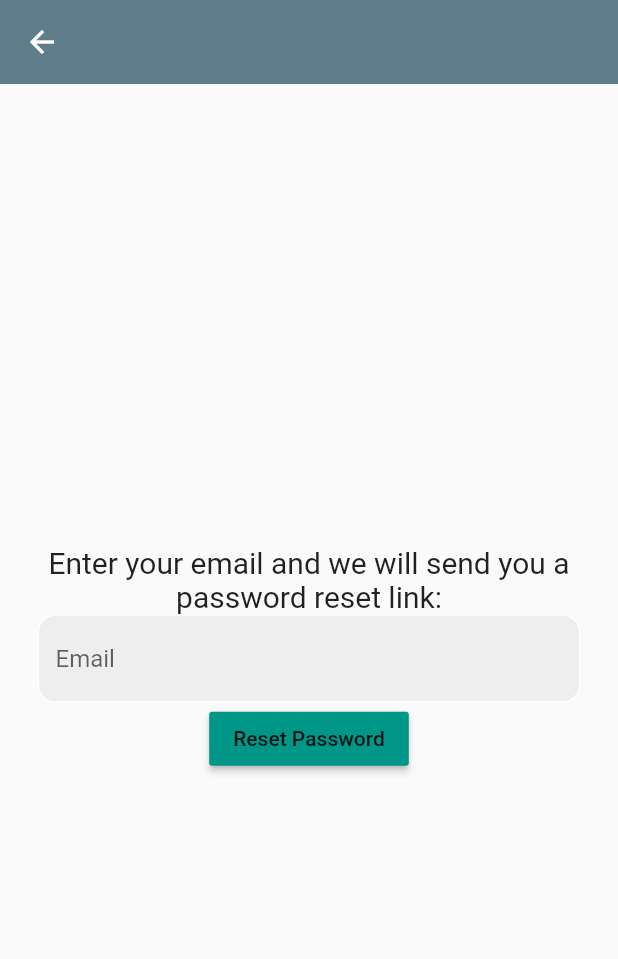
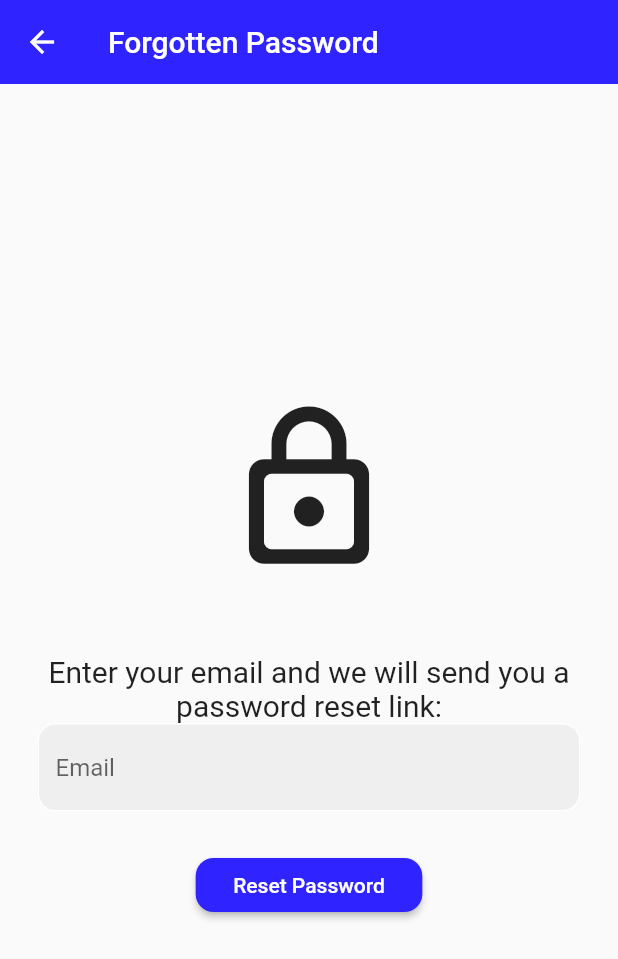
Before and after one commit to ofirmirkin/Athlete-Alert, a Flutter app: the ForgotPasswordPage screen opened directly, on a phone screen of 412 x 824 dp. Shown: the top 959 px of the screen. Run offline on Flutter 3.47's test engine with Material 2 defaults, Android fonts, the phone set to English and light mode, and no system bars; our stand-ins replace cloud_firestore, firebase_auth, firebase_core, firebase_database, geolocator, google_fonts and 1 more; missing offline and left inert: twilio_flutter; accounts and stored records are empty; network calls fail.

Commit message:
Update forgot-password.dart

```diff
--- a/lib/forgot-password.dart
+++ b/lib/forgot-password.dart
@@ -47,12 +47,19 @@ class _ForgotPasswordPageState extends State<ForgotPasswordPage> {
   Widget build(BuildContext context) {
     return Scaffold(
       appBar: AppBar(
-        backgroundColor: Colors.blueGrey,
+        backgroundColor: Color.fromRGBO(47, 36, 255, 1),
+        title: const Text('Forgotten Password'),
         elevation: 0,
       ),
+
       body: Column(
         mainAxisAlignment: MainAxisAlignment.center,
         children: [
+          Icon(
+                Icons.lock_outline_rounded ,
+                size: 120,
+              ),
+              SizedBox(height: 50),
           Text('Enter your email and we will send you a password reset link:',
           textAlign: TextAlign.center,
           style: TextStyle(fontSize:20)),
@@ -68,15 +75,24 @@ class _ForgotPasswordPageState extends State<ForgotPasswordPage> {
               borderSide: BorderSide(color: Colors.deepPurple),
               borderRadius: BorderRadius.circular(12),
             ), // OutlineInputBorder
-            hintText: 'Email', fillColor: Colors.grey [200],
+            hintText: 'Email', fillColor: Color.fromARGB(53, 203, 199, 199),
             filled: true,
           ), // InputDecoration
         ), // TextField
         ), // Padding
+
+        SizedBox(height: 25),
+
         MaterialButton(
         onPressed: passwordReset,
-        child: Text('Reset Password'),
-        color: Colors.teal,
+        padding: const EdgeInsets.symmetric (horizontal: 25.0),
+        shape: RoundedRectangleBorder(borderRadius: BorderRadius.all(Radius.circular(12.0))),
+
+        child: Text('Reset Password',
+        style: TextStyle(color: Colors.white,)
+        ),
+        color: Color.fromRGBO(47, 36, 255, 1),
+
         ),// MaterialButton
         ],
       ),
```
